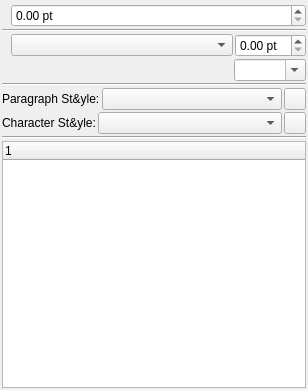
scribusproject/scribus, file scribus/ui/propertiespalette_textbase.ui: the form before one commit.
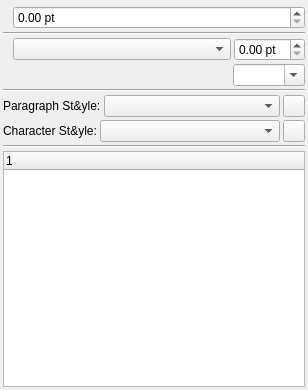
The form after the commit. Icons and pictures are not drawn. Custom widgets are drawn as their Qt base class.

Commit message: #16494: Unify margins and spacing for properties palette, set 3 <bubu>

Diff of the .ui file:
```diff
--- a/scribus/ui/propertiespalette_textbase.ui
+++ b/scribus/ui/propertiespalette_textbase.ui
@@ -15,25 +15,28 @@
   </property>
   <layout class="QVBoxLayout" name="verticalLayout">
    <property name="spacing">
-    <number>2</number>
+    <number>3</number>
    </property>
    <property name="leftMargin">
-    <number>2</number>
+    <number>3</number>
    </property>
    <property name="topMargin">
-    <number>2</number>
+    <number>3</number>
    </property>
    <property name="rightMargin">
-    <number>2</number>
+    <number>3</number>
    </property>
    <property name="bottomMargin">
-    <number>2</number>
+    <number>3</number>
    </property>
    <item>
     <widget class="FontComboH" name="fonts" native="true"/>
    </item>
    <item>
     <layout class="QHBoxLayout" name="horizontalLayout">
+     <property name="spacing">
+      <number>3</number>
+     </property>
      <item>
       <widget class="QLabel" name="fontSizeLabel">
        <property name="sizePolicy">
@@ -80,6 +83,9 @@
    </item>
    <item>
     <layout class="QHBoxLayout" name="horizontalLayout_2">
+     <property name="spacing">
+      <number>3</number>
+     </property>
      <item>
       <widget class="QLabel" name="lineSpacingLabel">
        <property name="sizePolicy">
@@ -129,6 +135,9 @@
    </item>
    <item>
     <layout class="QHBoxLayout" name="horizontalLayout_5">
+     <property name="spacing">
+      <number>3</number>
+     </property>
      <item alignment="Qt::AlignLeft">
       <widget class="DirectionSelect" name="textDirection" native="true"/>
      </item>
@@ -172,6 +181,9 @@
    </item>
    <item>
     <layout class="QHBoxLayout" name="horizontalLayout_3">
+     <property name="spacing">
+      <number>3</number>
+     </property>
      <item>
       <widget class="QLabel" name="paraStyleLabel">
        <property name="sizePolicy">
@@ -225,6 +237,9 @@
    </item>
    <item>
     <layout class="QHBoxLayout" name="horizontalLayout_4">
+     <property name="spacing">
+      <number>3</number>
+     </property>
      <item>
       <widget class="QLabel" name="charStyleLabel">
        <property name="sizePolicy">
```
Left out of the diff: 6 changed lines with no effect on the pictures. The commit also changes 19 other files.
